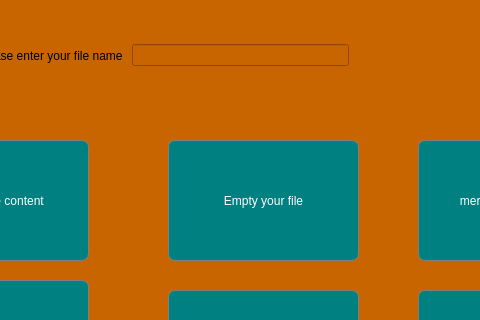
Qt form bonus of gui for text editor/TextEditor/mainwindow.ui (eslammohamedtolba/Login-and-Text-Editor-Applications) before a commit; both pictures show x 612 to 1092 and y 0 to 320 of the 1506 by 765 pixel window.
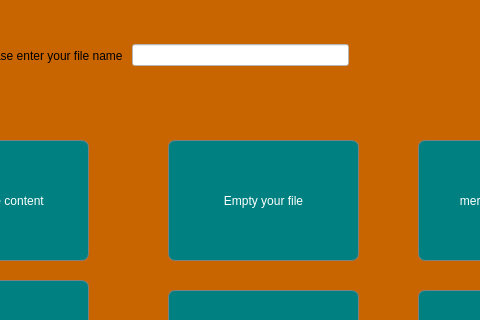
The same form after that commit.

```diff
--- a/bonus of gui for text editor/TextEditor/mainwindow.ui
+++ b/bonus of gui for text editor/TextEditor/mainwindow.ui
@@ -10,6 +10,97 @@
     <height>765</height>
    </rect>
   </property>
+  <property name="palette">
+   <palette>
+    <active>
+     <colorrole role="Button">
+      <brush brushstyle="SolidPattern">
+       <color alpha="255">
+        <red>255</red>
+        <green>255</green>
+        <blue>255</blue>
+       </color>
+      </brush>
+     </colorrole>
+     <colorrole role="Base">
+      <brush brushstyle="SolidPattern">
+       <color alpha="255">
+        <red>201</red>
+        <green>101</green>
+        <blue>0</blue>
+       </color>
+      </brush>
+     </colorrole>
+     <colorrole role="Window">
+      <brush brushstyle="SolidPattern">
+       <color alpha="255">
+        <red>201</red>
+        <green>101</green>
+        <blue>0</blue>
+       </color>
+      </brush>
+     </colorrole>
+    </active>
+    <inactive>
+     <colorrole role="Button">
+      <brush brushstyle="SolidPattern">
+       <color alpha="255">
+        <red>240</red>
+        <green>240</green>
+        <blue>240</blue>
+       </color>
+      </brush>
+     </colorrole>
+     <colorrole role="Base">
+      <brush brushstyle="SolidPattern">
+       <color alpha="255">
+        <red>255</red>
+        <green>255</green>
+        <blue>255</blue>
+       </color>
+      </brush>
+     </colorrole>
+     <colorrole role="Window">
+      <brush brushstyle="SolidPattern">
+       <color alpha="255">
+        <red>240</red>
+        <green>240</green>
+        <blue>240</blue>
+       </color>
+      </brush>
+     </colorrole>
+    </inactive>
+    <disabled>
+     <colorrole role="Button">
+      <brush brushstyle="SolidPattern">
+       <color alpha="255">
+        <red>255</red>
+        <green>255</green>
+        <blue>255</blue>
+       </color>
+      </brush>
+     </colorrole>
+     <colorrole role="Base">
+      <brush brushstyle="SolidPattern">
+       <color alpha="255">
+        <red>201</red>
+        <green>101</green>
+        <blue>0</blue>
+       </color>
+      </brush>
+     </colorrole>
+     <colorrole role="Window">
+      <brush brushstyle="SolidPattern">
+       <color alpha="255">
+        <red>201</red>
+        <green>101</green>
+        <blue>0</blue>
+       </color>
+      </brush>
+     </colorrole>
+    </disabled>
+   </palette>
+  </property>
   <property name="windowTitle">
    <string>MainWindow</string>
   </property>
@@ -346,7 +437,8 @@
      <item>
       <widget class="QLineEdit" name="lineEdit_filename">
        <property name="styleSheet">
-        <string notr="true"/>
+        <string notr="true">background:rgb(255, 255, 255);
+font:black;</string>
        </property>
       </widget>
      </item>
```
